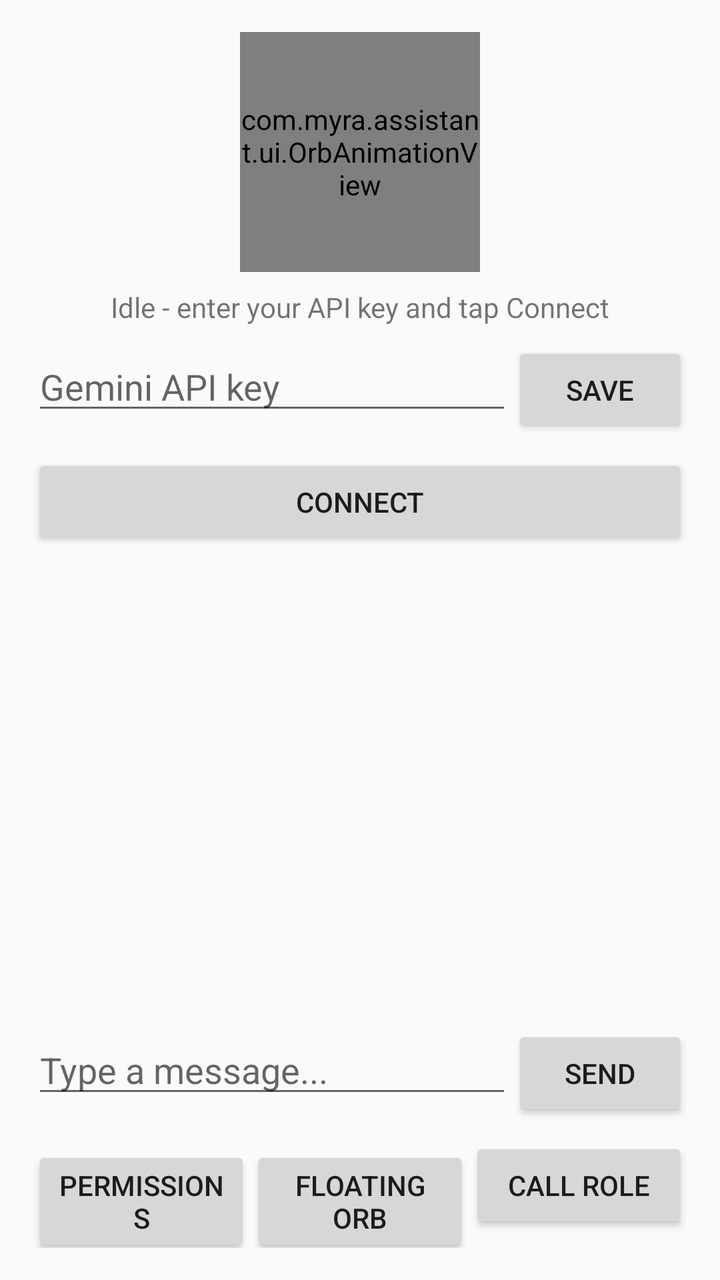
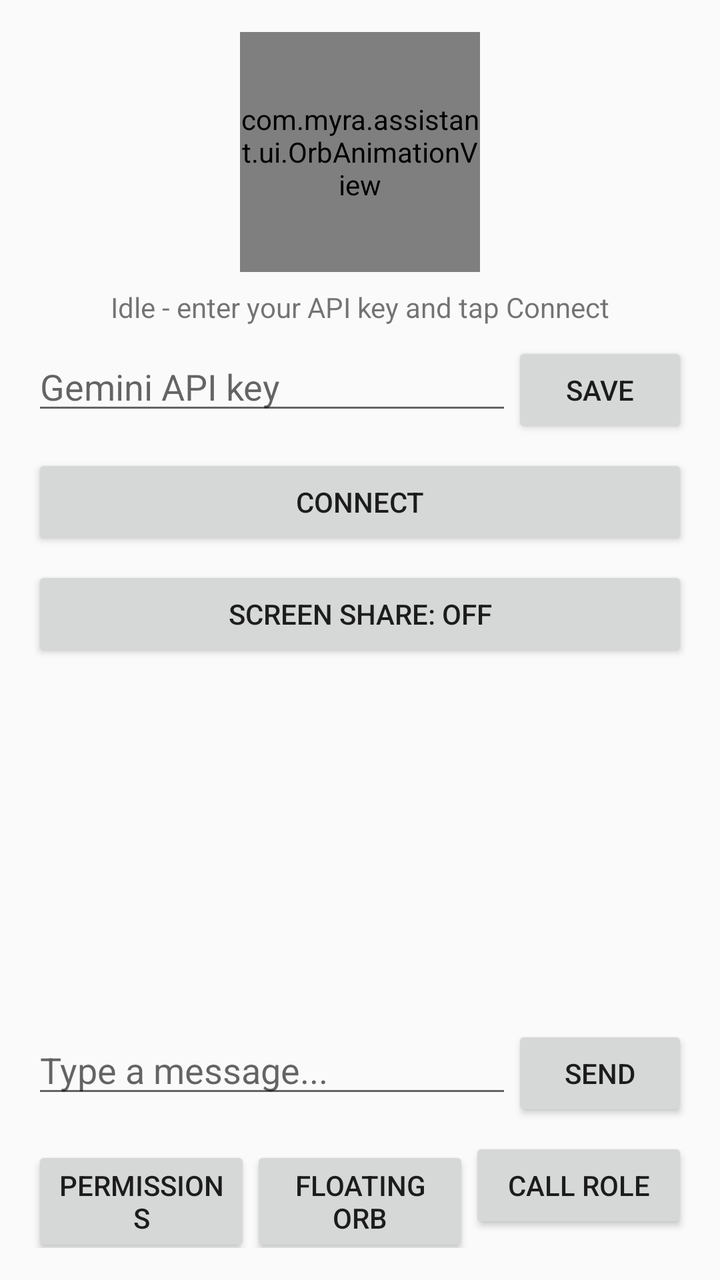

An Android layout rendered at two revisions. The XML below is the earlier revision; the diff shows what the commit changed to produce the second picture.
<!-- AndroidManifest.xml: application theme Theme.MYRA -->
<!-- res/layout/activity_main.xml -->
<?xml version="1.0" encoding="utf-8"?>
<LinearLayout xmlns:android="http://schemas.android.com/apk/res/android"
    android:layout_width="match_parent"
    android:layout_height="match_parent"
    android:orientation="vertical"
    android:padding="16dp">

    <com.myra.assistant.ui.OrbAnimationView
        android:id="@+id/orbView"
        android:layout_width="120dp"
        android:layout_height="120dp"
        android:layout_gravity="center_horizontal"
        android:layout_marginBottom="8dp" />

    <TextView
        android:id="@+id/statusText"
        android:layout_width="match_parent"
        android:layout_height="wrap_content"
        android:layout_marginBottom="8dp"
        android:gravity="center"
        android:text="@string/status_idle"
        android:textSize="14sp" />

    <LinearLayout
        android:layout_width="match_parent"
        android:layout_height="wrap_content"
        android:orientation="horizontal">

        <EditText
            android:id="@+id/apiKeyInput"
            android:layout_width="0dp"
            android:layout_height="wrap_content"
            android:layout_weight="1"
            android:hint="@string/hint_api_key"
            android:inputType="textPassword" />

        <Button
            android:id="@+id/saveKeyButton"
            android:layout_width="wrap_content"
            android:layout_height="wrap_content"
            android:text="@string/label_save" />

    </LinearLayout>

    <Button
        android:id="@+id/connectButton"
        android:layout_width="match_parent"
        android:layout_height="wrap_content"
        android:layout_marginTop="8dp"
        android:text="@string/label_connect" />

    <androidx.recyclerview.widget.RecyclerView
        android:id="@+id/chatRecycler"
        android:layout_width="match_parent"
        android:layout_height="0dp"
        android:layout_marginTop="8dp"
        android:layout_weight="1" />

    <LinearLayout
        android:layout_width="match_parent"
        android:layout_height="wrap_content"
        android:layout_marginTop="8dp"
        android:orientation="horizontal">

        <EditText
            android:id="@+id/messageInput"
            android:layout_width="0dp"
            android:layout_height="wrap_content"
            android:layout_weight="1"
            android:hint="@string/hint_message" />

        <Button
            android:id="@+id/sendButton"
            android:layout_width="wrap_content"
            android:layout_height="wrap_content"
            android:text="@string/label_send" />

    </LinearLayout>

    <LinearLayout
        android:layout_width="match_parent"
        android:layout_height="wrap_content"
        android:layout_marginTop="8dp"
        android:orientation="horizontal">

        <Button
            android:id="@+id/permissionsButton"
            android:layout_width="0dp"
            android:layout_height="wrap_content"
            android:layout_weight="1"
            android:text="@string/label_permissions" />

        <Button
            android:id="@+id/orbToggleButton"
            android:layout_width="0dp"
            android:layout_height="wrap_content"
            android:layout_weight="1"
            android:text="@string/label_orb_toggle" />

        <Button
            android:id="@+id/callRoleButton"
            android:layout_width="0dp"
            android:layout_height="wrap_content"
            android:layout_weight="1"
            android:text="@string/label_call_role" />

    </LinearLayout>

</LinearLayout>
<!-- resources referenced by this layout -->
<resources>
  <string name="hint_api_key">Gemini API key</string>
  <string name="hint_message">Type a message...</string>
  <string name="label_call_role">Call Role</string>
  <string name="label_connect">Connect</string>
  <string name="label_orb_toggle">Floating Orb</string>
  <string name="label_permissions">Permissions</string>
  <string name="label_save">Save</string>
  <string name="label_send">Send</string>
  <string name="status_idle">Idle - enter your API key and tap Connect</string>
  <style name="Theme.MYRA" parent="Theme.AppCompat.Light.NoActionBar">
          <item name="colorPrimary">@color/purple_500</item>
          <item name="colorPrimaryDark">@color/purple_700</item>
          <item name="colorAccent">@color/teal_200</item>
      </style>
  <color name="purple_500">#7C4DFF</color>
  <color name="purple_700">#5E35B1</color>
  <color name="teal_200">#03DAC5</color>
</resources>

<!-- the commit's change to res/layout/activity_main.xml (unified diff, before → after) -->
@@ -48,6 +48,13 @@
         android:layout_height="wrap_content"
         android:layout_marginTop="8dp"
         android:text="@string/label_connect" />
+
+    <Button
+        android:id="@+id/screenShareButton"
+        android:layout_width="match_parent"
+        android:layout_height="wrap_content"
+        android:layout_marginTop="8dp"
+        android:text="Screen Share: OFF" />
 
     <androidx.recyclerview.widget.RecyclerView
         android:id="@+id/chatRecycler"
